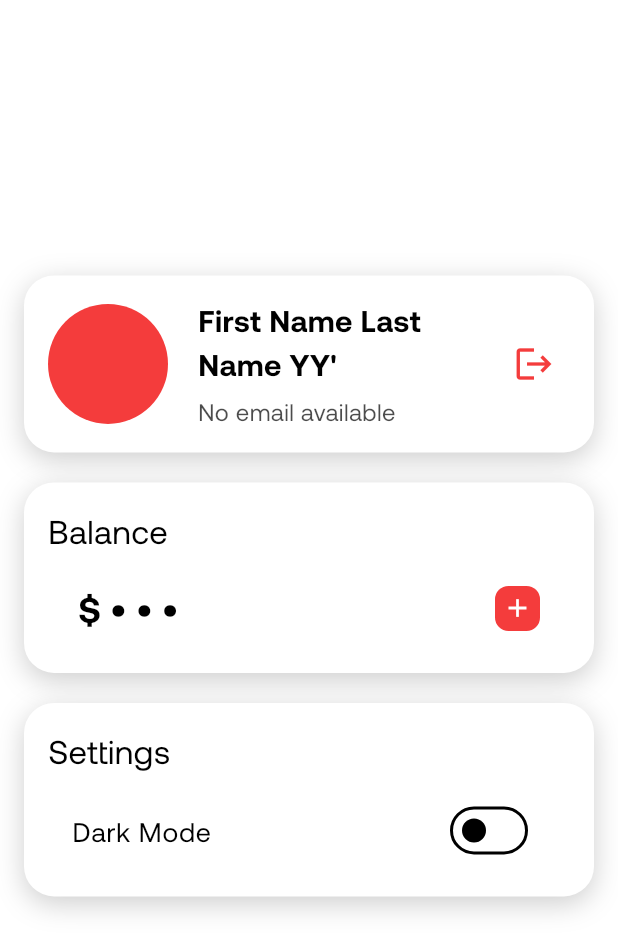
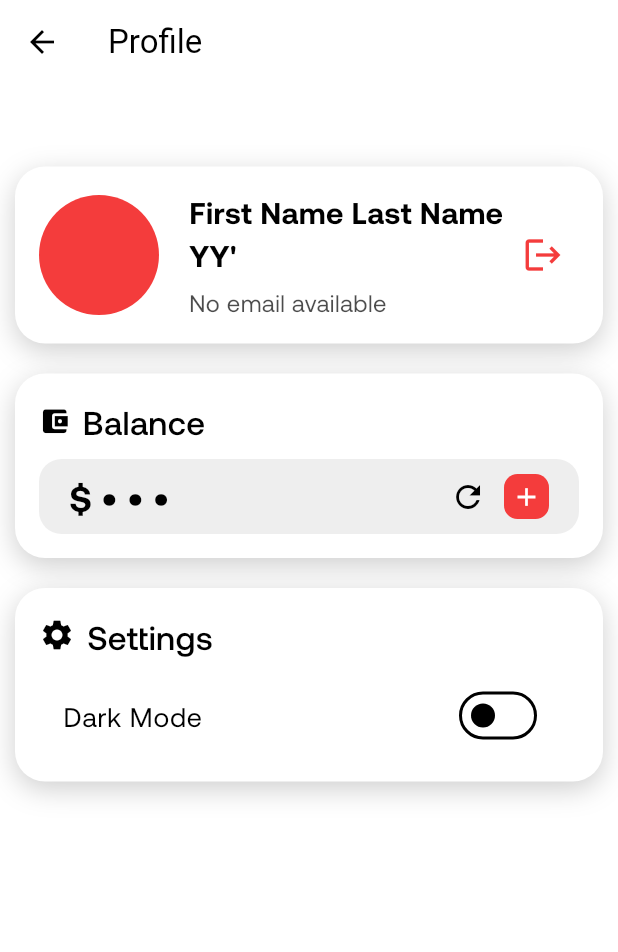
Before and after one commit to tidex114/pomfretcardapp_1, a Flutter app: the ProfilePage screen opened directly with empty values, after a tap on "Balance", on a phone screen of 412 x 824 dp. Shown: the top 952 px of the screen. Run offline on Flutter 3.47's test engine with Material 3 defaults, Android fonts, the light colour scheme and no system bars; our stand-ins replace barcode_widget, flutter_secure_storage, flutter_svg, google_fonts, shared_preferences, shimmer and 1 more; missing offline and left inert: asn1lib, bcrypt, flutter_pin_code_fields, pointycastle; accounts and stored records are empty.

Commit message:
- Balance and user id (barcode) are now fetched from the MKS provided database
-

- Fixed:
Page reload indicators for transaction and profile pages. Now it displays correctly.

Balance field is now displayed correctly with the light theme

- Added:
Shimmer loading effect for balance

Settings and wallet icons on the profile page

```diff
--- a/lib/pages/main_page/profile_page/card_balance_section.dart
+++ b/lib/pages/main_page/profile_page/card_balance_section.dart
@@ -1,6 +1,6 @@
-// card_balance_section.dart
 import 'package:flutter/material.dart';
 import 'package:flutter_secure_storage/flutter_secure_storage.dart';
+import 'package:shimmer/shimmer.dart';
 import 'package:pomfretcardapp/services/shared_functions.dart';
 
 class CardBalanceSection extends StatefulWidget {
@@ -13,6 +13,7 @@ class _CardBalanceSectionState extends State<CardBalanceSection> {
   final SharedFunctions _sharedFunctions = SharedFunctions();
   String _balanceData = '\$ • • •';
   bool _isBalanceVisible = false;
+  bool _isLoading = true;
 
   @override
   void initState() {
@@ -21,12 +22,16 @@ class _CardBalanceSectionState extends State<CardBalanceSection> {
   }
 
   Future<void> _loadBalance() async {
+    print('Starting _loadBalance...');
     await _sharedFunctions.loadBalanceData((balance) async {
+      print('Balance fetched: $balance');
       await _secureStorage.write(key: 'balance', value: balance);
       setState(() {
         _balanceData = balance;
+        _isLoading = false;
       });
     });
+    print('_loadBalance completed.');
   }
 
   Future<void> _toggleBalanceVisibility() async {
@@ -67,29 +72,52 @@ class _CardBalanceSectionState extends State<CardBalanceSection> {
         children: [
           GestureDetector(
             onTap: _toggleBalanceVisibility,
-            child: Text(
+            child: Row(
+              children: [
+                Icon(Icons.account_balance_wallet, color: theme.colorScheme.onSurface, size: 21),
+                SizedBox(width: 8),
+                Text(
                   'Balance',
                   style: TextStyle(
                     fontSize: 22,
-                fontWeight: FontWeight.w400,
+                    fontWeight: FontWeight.w500,
                     color: theme.colorScheme.onSurface,
                     fontFamily: 'Aeonik',
                   ),
+                ),
+              ],
             ),
           ),
           SizedBox(height: 10),
           GestureDetector(
             onTap: _toggleBalanceVisibility,
             child: Container(
-              padding: EdgeInsets.symmetric(vertical: 10.0, horizontal: 20.0),
+              padding: EdgeInsets.symmetric(vertical: 5.0, horizontal: 20.0),
+              height: 50, // Fixed height
               decoration: BoxDecoration(
-                color: theme.colorScheme.background,
+                color: theme.brightness == Brightness.dark
+                    ? Colors.grey[800]
+                    : Colors.grey[200],
                 borderRadius: BorderRadius.circular(15),
               ),
               child: Row(
                 mainAxisAlignment: MainAxisAlignment.spaceBetween,
                 children: [
-                  Text(
+                  _isLoading
+                      ? Shimmer.fromColors(
+                    baseColor: Color(0xFFFFFFFF)!,
+                    highlightColor: Color(0xFF272727)!,
+                    child: Text(
+                      '\$ • • •',
+                      style: TextStyle(
+                        fontSize: 24,
+                        fontWeight: FontWeight.w600,
+                        color: theme.colorScheme.onSurface,
+                        fontFamily: 'Aeonik',
+                      ),
+                    ),
+                  )
+                      : Text(
                     _isBalanceVisible ? _balanceData : '\$ • • •',
                     style: TextStyle(
                       fontSize: 24,
@@ -97,6 +125,18 @@ class _CardBalanceSectionState extends State<CardBalanceSection> {
                       color: theme.colorScheme.onSurface,
                       fontFamily: 'Aeonik',
                     ),
+                  ),
+                  Row(
+                    children: [
+                      if (!_isLoading)
+                        IconButton(
+                          icon: Icon(Icons.refresh),
+                          onPressed: () {
+                            setState(() {
+                              _isLoading = true;
+                            });
+                            _loadBalance();
+                          },
                         ),
                       Container(
                         width: 30,
@@ -113,6 +153,8 @@ class _CardBalanceSectionState extends State<CardBalanceSection> {
                       ),
                     ],
                   ),
+                ],
+              ),
             ),
           ),
         ],
--- a/lib/pages/main_page/profile_page/profile_page.dart
+++ b/lib/pages/main_page/profile_page/profile_page.dart
@@ -64,26 +64,39 @@ class _ProfilePageState extends State<ProfilePage> with AutomaticKeepAliveClient
   Widget build(BuildContext context) {
     super.build(context);
     final theme = Theme.of(context);
-    return RefreshIndicator(
+    return Scaffold(
+      appBar: AppBar(
+        title: Text('Profile'),
+      ),
+      body: RefreshIndicator(
         onRefresh: _refreshProfilePage,
         child: SingleChildScrollView(
-        padding: EdgeInsets.only(top: 60.0, left: 16.0, right: 16.0),
           physics: AlwaysScrollableScrollPhysics(),
           child: Column(
             children: [
-            SizedBox(height: MediaQuery.of(context).size.height * 0.15), // Add this SizedBox
-            TopProfileSection(
+              SizedBox(height: 55),
+              Padding(
+                padding: const EdgeInsets.symmetric(horizontal: 10.0),
+                child: TopProfileSection(
                   firstName: widget.firstName,
                   lastName: widget.lastName,
                   graduationYear: widget.graduationYear,
                   email: widget.email,
                   profileImage: _profileImage,
                 ),
+              ),
               SizedBox(height: 20),
-            CardBalanceSection(),
+              Padding(
+                padding: const EdgeInsets.symmetric(horizontal: 10.0),
+                child: CardBalanceSection(),
+              ),
               SizedBox(height: 20),
-            SettingsSection(themeNotifier: widget.themeNotifier),
+              Padding(
+                padding: const EdgeInsets.symmetric(horizontal: 10.0),
+                child: SettingsSection(themeNotifier: widget.themeNotifier),
+              ),
             ],
+          ),
         ),
       ),
     );
--- a/lib/pages/main_page/profile_page/settings_section.dart
+++ b/lib/pages/main_page/profile_page/settings_section.dart
@@ -28,14 +28,20 @@ class SettingsSection extends StatelessWidget {
       child: Column(
         crossAxisAlignment: CrossAxisAlignment.start,
         children: [
+          Row(
+            children: [
+              Icon(Icons.settings, color: theme.colorScheme.onSurface, size: 24),
+              SizedBox(width: 8),
               Text(
                 'Settings',
                 style: TextStyle(
                   fontSize: 22,
-              fontWeight: FontWeight.w400,
+                  fontWeight: FontWeight.w500, // Increased weight
                   color: theme.colorScheme.onSurface,
                   fontFamily: 'Aeonik',
                 ),
+              ),
+            ],
           ),
           SizedBox(height: 10),
           SwitchListTile(
--- a/lib/services/shared_functions.dart
+++ b/lib/services/shared_functions.dart
@@ -57,24 +57,25 @@ class SharedFunctions {
 
   Future<void> loadBarcodeData(Function updateBarcodeData) async {
     try {
-      final userEmail = await _secureStorage.read(key: 'user_email');
-      if (userEmail != null) {
+      final firstName = await _secureStorage.read(key: 'first_name');
+      final lastName = await _secureStorage.read(key: 'last_name');
+      final publicKey = await _secureStorage.read(key: 'public_key');
+      if (firstName != null && lastName != null && publicKey != null) {
         final response = await http.post(
           Uri.parse('${Config.schoolBackendUrl}/get_barcode'),
           headers: {'Content-Type': 'application/json'},
           body: json.encode({
-            'email': userEmail,
-            'public_key': await _secureStorage.read(key: 'public_key')
+            'first_name': firstName,
+            'last_name': lastName,
+            'public_key': publicKey
           }),
         );
         if (response.statusCode == 200) {
-          final encryptedJsonBase64 = json.decode(
-              response.body)['encrypted_json'];
+          final encryptedJsonBase64 = json.decode(response.body)['encrypted_json'];
           final decryptedJsonMap = await decryptJsonData(encryptedJsonBase64);
 
-          if (decryptedJsonMap['email'] == userEmail) {
-            if (decryptedJsonMap.containsKey('barcode') &&
-                decryptedJsonMap['barcode'] is int) {
+          if (decryptedJsonMap['first_name'] == firstName && decryptedJsonMap['last_name'] == lastName) {
+            if (decryptedJsonMap.containsKey('barcode') && decryptedJsonMap['barcode'] is int) {
               final String barcodeData = decryptedJsonMap['barcode'].toString();
               print(barcodeData);
               updateBarcodeData(barcodeData);
@@ -83,16 +84,15 @@ class SharedFunctions {
               updateBarcodeData("Unknown");
             }
           } else {
-            print('Error: Email mismatch');
-            updateBarcodeData("Email mismatch");
+            print('Error: Name mismatch');
+            updateBarcodeData("Name mismatch");
           }
         } else {
-          print(
-              'Error: Failed to fetch barcode with status code \${response.statusCode}');
+          print('Error: Failed to fetch barcode with status code ${response.statusCode}');
           updateBarcodeData("Unknown");
         }
       } else {
-        print('Error: User email not found in secure storage');
+        print('Error: User first name or last name not found in secure storage');
         updateBarcodeData("Unknown");
       }
     } catch (e) {
@@ -102,38 +102,49 @@ class SharedFunctions {
   }
   Future<void> loadBalanceData(Function updateBalanceData) async {
     try {
-      final userEmail = await _secureStorage.read(key: 'user_email');
-      if (userEmail != null) {
+      print('Starting loadBalanceData...');
+      final firstName = await _secureStorage.read(key: 'first_name');
+      final lastName = await _secureStorage.read(key: 'last_name');
+      final publicKey = await _secureStorage.read(key: 'public_key');
+      print('Retrieved from secure storage - First Name: $firstName, Last Name: $lastName, Public Key: $publicKey');
+
+      if (firstName != null && lastName != null && publicKey != null) {
         final response = await http.post(
           Uri.parse('${Config.schoolBackendUrl}/get_balance'),
           headers: {'Content-Type': 'application/json'},
           body: json.encode({
-            'email': userEmail,
-            'public_key': await _secureStorage.read(key: 'public_key')
+            'first_name': firstName,
+            'last_name': lastName,
+            'public_key': publicKey
           }),
         );
+        print('HTTP response status: ${response.statusCode}');
+        print('HTTP response body: ${response.body}');
+
         if (response.statusCode == 200) {
           final encryptedJsonBase64 = json.decode(response.body)['encrypted_json'];
           final decryptedJsonMap = await decryptJsonData(encryptedJsonBase64);
+          print('Decrypted JSON Map: $decryptedJsonMap');
 
-          if (decryptedJsonMap['email'] == userEmail) {
+          if (decryptedJsonMap['first_name'] == firstName && decryptedJsonMap['last_name'] == lastName) {
             if (decryptedJsonMap.containsKey('remaining_balance')) {
               final String balanceData = '\$${decryptedJsonMap['remaining_balance'].toString()}';
+              print('Balance Data: $balanceData');
               updateBalanceData(balanceData);
             } else {
               print('Error: Balance data is missing');
               updateBalanceData('\$ • • •');
             }
           } else {
-            print('Error: Email mismatch');
-            updateBalanceData('Email mismatch');
+            print('Error: Name mismatch');
+            updateBalanceData('Name mismatch');
           }
         } else {
-          print('Error: Failed to fetch balance with status code \${response.statusCode}');
+          print('Error: Failed to fetch balance with status code ${response.statusCode}');
           updateBalanceData('\$ • • •');
         }
       } else {
-        print('Error: User email not found in secure storage');
+        print('Error: User first name, last name, or public key not found in secure storage');
         updateBalanceData('\$ • • •');
       }
     } catch (e) {
@@ -155,24 +166,23 @@ class SharedFunctions {
 
   Future<void> loadProfileImageData(Function updateProfileImageData) async {
     try {
-      final secureStorage = FlutterSecureStorage();
-      final userEmail = await secureStorage.read(key: 'user_email');
-      if (userEmail != null) {
+      final firstName = await _secureStorage.read(key: 'first_name');
+      final lastName = await _secureStorage.read(key: 'last_name');
+      final publicKey = await _secureStorage.read(key: 'public_key');
+      if (firstName != null && lastName != null && publicKey != null) {
         final response = await http.post(
           Uri.parse('${Config.schoolBackendUrl}/get_profile_image'),
           headers: {'Content-Type': 'application/json'},
           body: json.encode({
-            'email': userEmail,
-            'public_key': await secureStorage.read(key: 'public_key')
+            'first_name': firstName,
+            'last_name': lastName,
+            'public_key': publicKey
           }),
         );
         if (response.statusCode == 200) {
-          final encryptedKeyBase64 = json.decode(
-              response.body)['encrypted_key'];
-          final encryptedPhotoBase64 = json.decode(
-              response.body)['encrypted_photo'];
-          final decryptedImageData = await decryptPngData(
-              encryptedKeyBase64, encryptedPhotoBase64);
+          final encryptedKeyBase64 = json.decode(response.body)['encrypted_key'];
+          final encryptedPhotoBase64 = json.decode(response.body)['encrypted_photo'];
+          final decryptedImageData = await decryptPngData(encryptedKeyBase64, encryptedPhotoBase64);
 
           if (decryptedImageData != null && decryptedImageData is Uint8List) {
             await _savePngToFlutterStorage(decryptedImageData);
@@ -182,13 +192,11 @@ class SharedFunctions {
             updateProfileImageData(null);
           }
         } else {
-          print(
-              'Error: Failed to fetch profile picture with status code ${response
-                  .statusCode}');
+          print('Error: Failed to fetch profile picture with status code ${response.statusCode}');
           updateProfileImageData(null);
         }
       } else {
-        print('Error: User email not found in secure storage');
+        print('Error: User first name or last name not found in secure storage');
         updateProfileImageData(null);
       }
     } catch (e) {
```
Also changed, not shown: lib/pages/main_page/transactions_page.dart (+19 -7 lines). Lines whose indentation alone changed are shown as unchanged.
